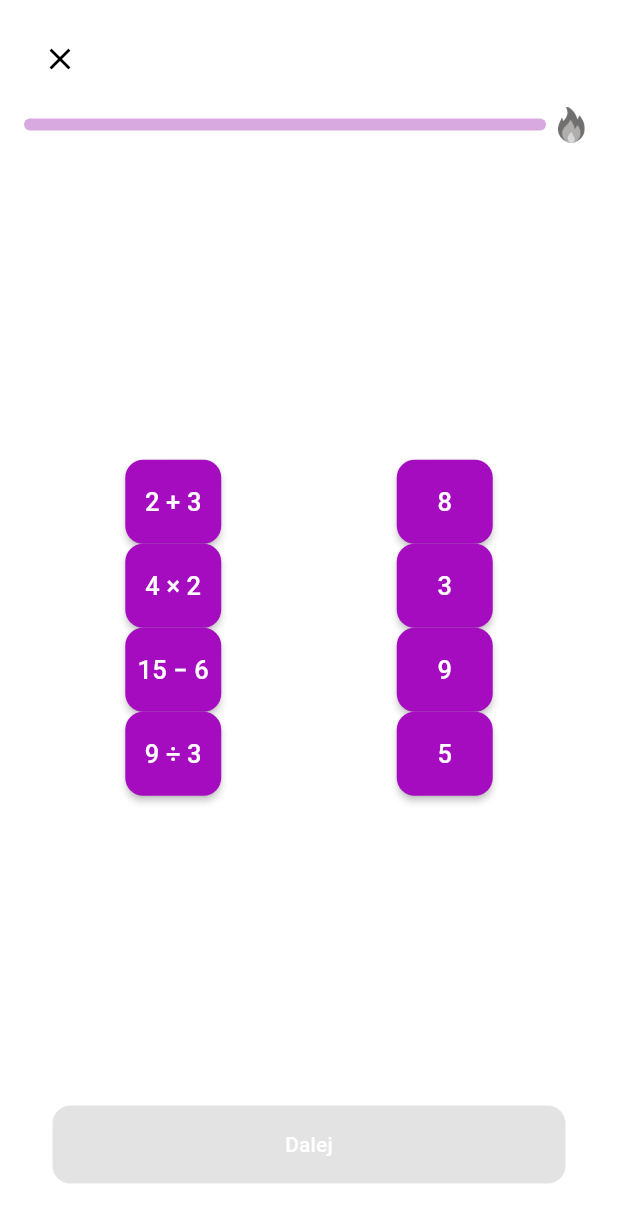
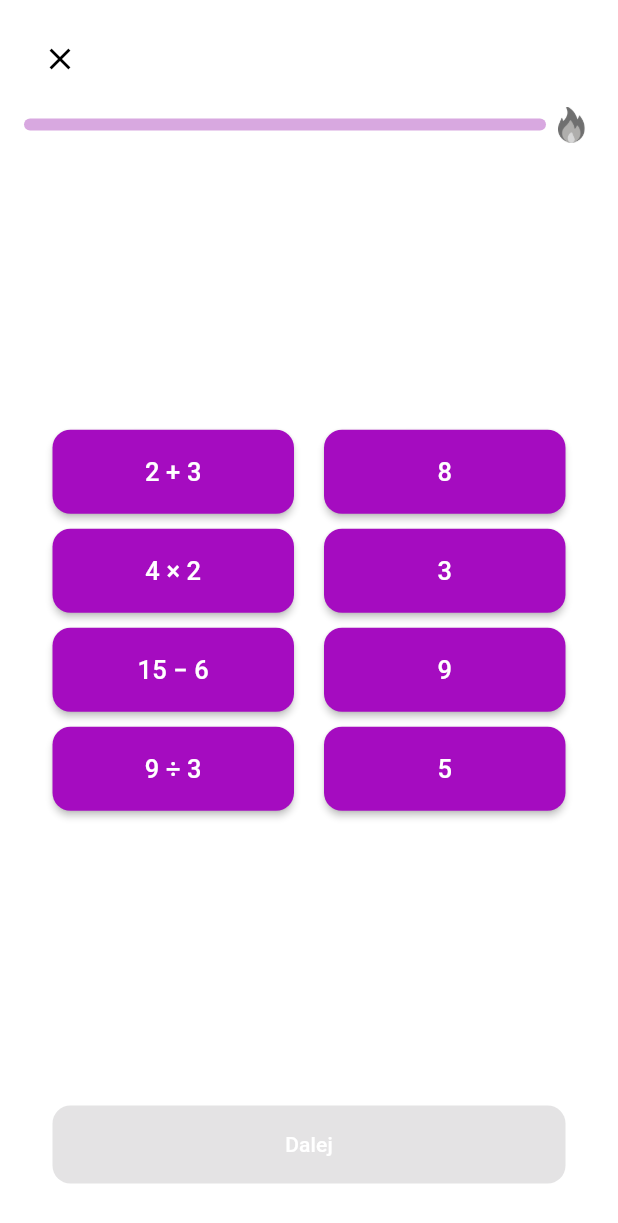
Before and after one commit to SzimiCode/AplikacjaMatematyka, a Flutter app: the QuizThirdTypePage screen opened directly, on a phone screen of 412 x 824 dp. Shown: the top 1223 px of the screen. Run offline on Flutter 3.47's test engine with Material 3 defaults, Android fonts, the phone set to English and light mode, and no system bars; our stand-ins replace dash_chat_2, flutter_dotenv, flutter_gemini, math_expressions, shared_preferences; accounts and stored records are empty; network calls fail.

Commit message:
fix: changed ui of buttons in third quiz type

```diff
--- a/aplikacjamatematyka/lib/features/quiz/view/pages/quiz_third_type_page.dart
+++ b/aplikacjamatematyka/lib/features/quiz/view/pages/quiz_third_type_page.dart
@@ -44,10 +44,16 @@ class QuizThirdTypePage extends StatelessWidget {
                               Expanded(
                                 child: Column(
                                   children: vm.leftColumn.map((item) {
-                                    return AnswerButtonFirstType(
+                                    return Padding(
+                                      padding: const EdgeInsets.only(bottom: 10),
+                                      child: SizedBox(
+                                        width: double.infinity,
+                                        child: AnswerButtonFirstType(
                                           text: item,
                                           isSelected: vm.selectedLeft == item,
                                           onTap: () => vm.onLeftTap(item),
+                                        ),
+                                      ),
                                     );
                                   }).toList(),
                                 ),
@@ -58,10 +64,16 @@ class QuizThirdTypePage extends StatelessWidget {
                               Expanded(
                                 child: Column(
                                   children: vm.rightColumn.map((item) {
-                                    return AnswerButtonFirstType(
+                                    return Padding(
+                                      padding: const EdgeInsets.only(bottom: 10),
+                                      child: SizedBox(
+                                        width: double.infinity,
+                                        child: AnswerButtonFirstType(
                                           text: item,
                                           isSelected: vm.selectedRight == item,
                                           onTap: () => vm.onRightTap(item),
+                                        ),
+                                      ),
                                     );
                                   }).toList(),
                                 ),
```
Lines whose indentation alone changed are shown as unchanged.
